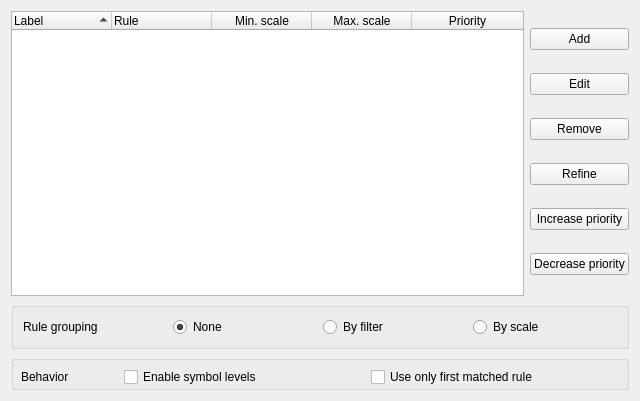
The window that src/ui/qgsrulebasedrendererv2widget.ui (qgis/QGIS) describes before a commit, drawn with Qt 5.
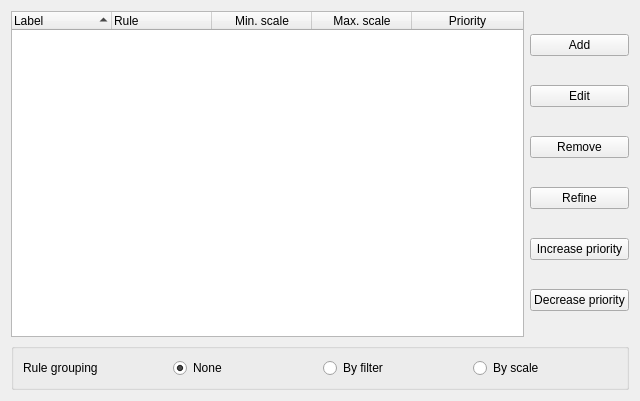
The same window after the commit. Custom widgets are drawn as their Qt base class.

Commit message: Remove "first rule" and "use symbol levels" options

```diff
--- a/src/ui/qgsrulebasedrendererv2widget.ui
+++ b/src/ui/qgsrulebasedrendererv2widget.ui
@@ -119,64 +119,6 @@
      </item>
     </layout>
    </item>
-   <item row="3" column="0" colspan="2">
-    <widget class="QGroupBox" name="groupBox_2">
-     <property name="minimumSize">
-      <size>
-       <width>0</width>
-       <height>35</height>
-      </size>
-     </property>
-     <property name="baseSize">
-      <size>
-       <width>0</width>
-       <height>0</height>
-      </size>
-     </property>
-     <property name="title">
-      <string/>
-     </property>
-     <widget class="QCheckBox" name="chkEnableSymbolLevels">
-      <property name="geometry">
-       <rect>
-        <x>113</x>
-        <y>10</y>
-        <width>231</width>
-        <height>24</height>
-       </rect>
-      </property>
-      <property name="text">
-       <string>Enable symbol levels</string>
-      </property>
-     </widget>
-     <widget class="QCheckBox" name="chkUsingFirstRule">
-      <property name="geometry">
-       <rect>
-        <x>360</x>
-        <y>10</y>
-        <width>271</width>
-        <height>24</height>
-       </rect>
-      </property>
-      <property name="text">
-       <string>Use only first matched rule</string>
-      </property>
-     </widget>
-     <widget class="QLabel" name="label_2">
-      <property name="geometry">
-       <rect>
-        <x>10</x>
-        <y>10</y>
-        <width>84</width>
-        <height>24</height>
-       </rect>
-      </property>
-      <property name="text">
-       <string>Behavior</string>
-      </property>
-     </widget>
-    </widget>
-   </item>
    <item row="2" column="0" colspan="2">
     <widget class="QGroupBox" name="groupBox">
      <property name="title">
```
The commit also changes 7 other files.
